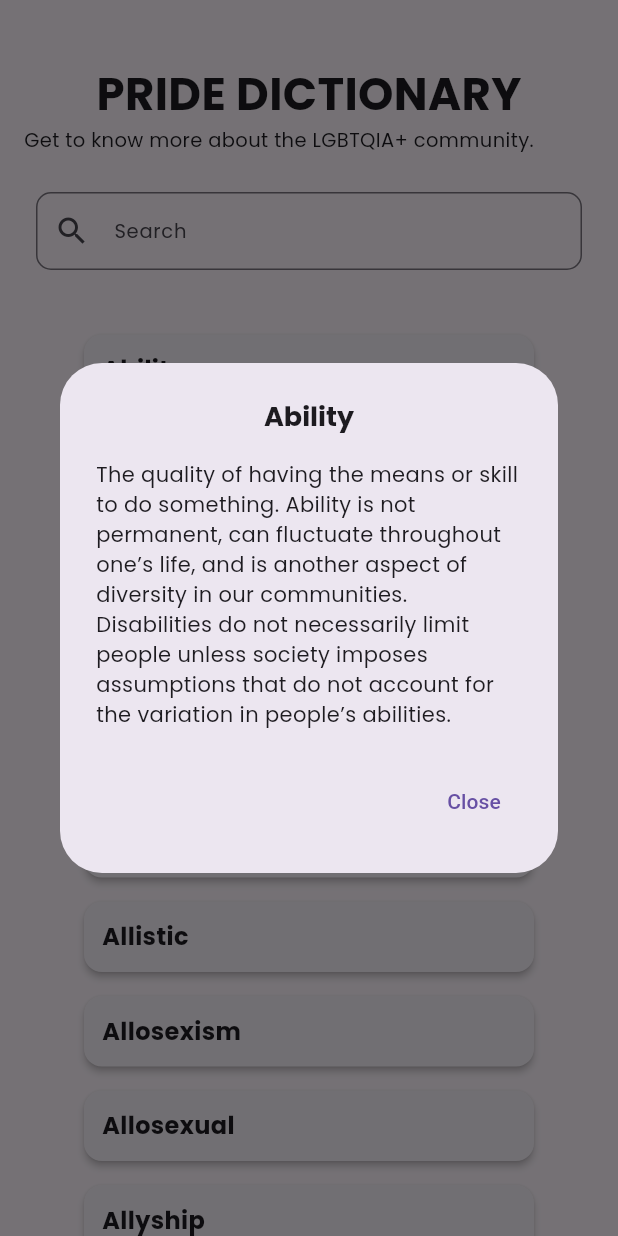
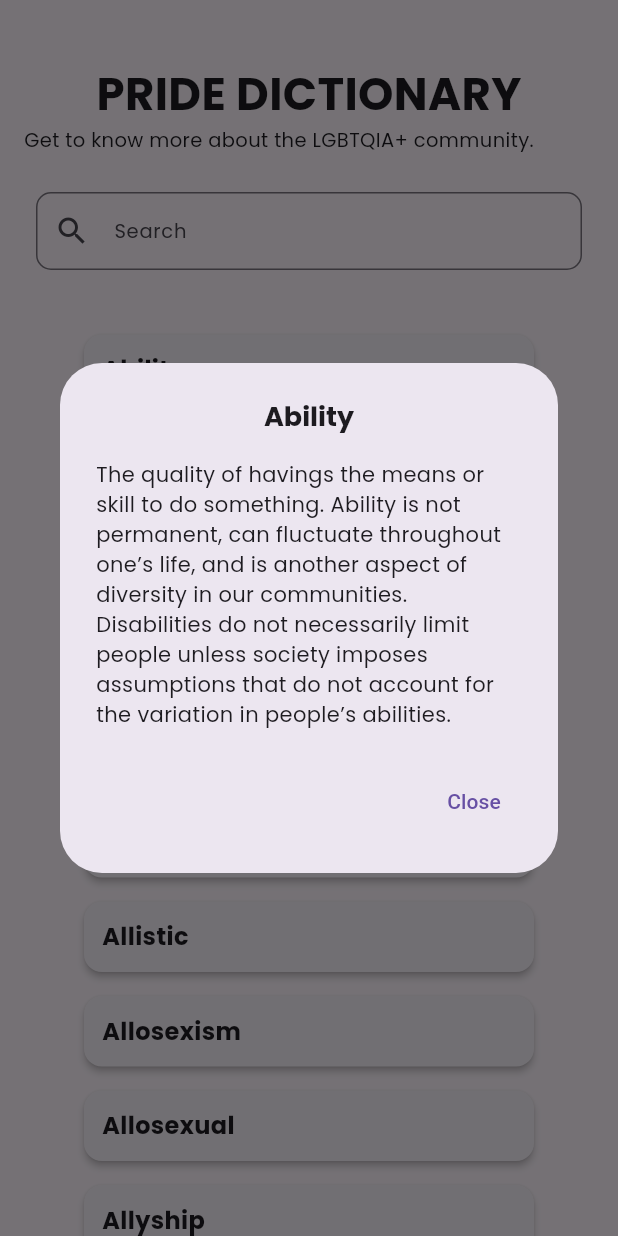
Before and after one commit to Olowap/LGBTQ-Hub, a Flutter app: the Dictionary screen opened directly, after a tap on "Ability", on a phone screen of 412 x 824 dp. Run offline on Flutter 3.47's test engine with Material 3 defaults, Android fonts, the phone set to English and light mode, and no system bars; our stand-ins replace google_fonts.

Commit message:
wala lang mag synch lang me

```diff
--- a/app/lib/Dictionary.dart
+++ b/app/lib/Dictionary.dart
@@ -15,7 +15,7 @@ class _DictionaryState extends State<Dictionary> {
     {
       'title': 'Ability',
       'content':
-          'The quality of having the means or skill to do something. Ability is not permanent, can fluctuate throughout one’s life, and is another aspect of diversity in our communities. Disabilities do not necessarily limit people unless society imposes assumptions that do not account for the variation in people’s abilities.'
+          'The quality of havings the means or skill to do something. Ability is not permanent, can fluctuate throughout one’s life, and is another aspect of diversity in our communities. Disabilities do not necessarily limit people unless society imposes assumptions that do not account for the variation in people’s abilities.'
     },
     {
       'title': 'Ableism',
```
